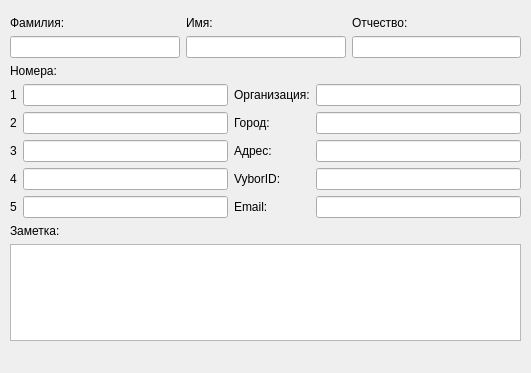
okostynchuk/Outcall, file ViewContactDialog.ui: the form before one commit.
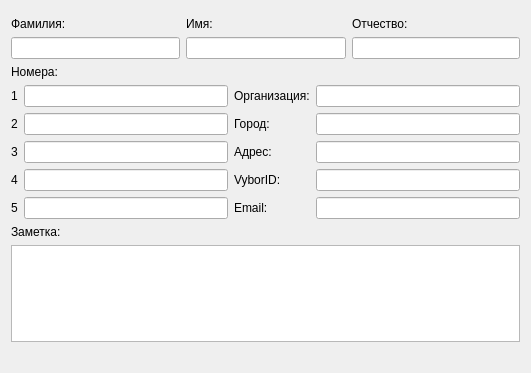
The form after the commit.

Commit message: view windows fixed + new button for popup

Patch:
```diff
--- a/ViewContactDialog.ui
+++ b/ViewContactDialog.ui
@@ -13,15 +13,8 @@
   <property name="windowTitle">
    <string>Резюме</string>
   </property>
-  <widget class="QWidget" name="layoutWidget">
-   <property name="geometry">
-    <rect>
-     <x>10</x>
-     <y>10</y>
-     <width>511</width>
-     <height>351</height>
-    </rect>
-   </property>
+  <layout class="QGridLayout" name="gridLayout_2">
+   <item row="0" column="0">
    <layout class="QGridLayout" name="gridLayout">
     <item row="0" column="0">
      <layout class="QGridLayout" name="gridLayout_5">
@@ -217,7 +210,8 @@
      </layout>
     </item>
    </layout>
-  </widget>
+   </item>
+  </layout>
  </widget>
  <resources/>
  <connections/>
```
Lines whose indentation alone changed are shown as unchanged. The commit also changes 7 other files.
